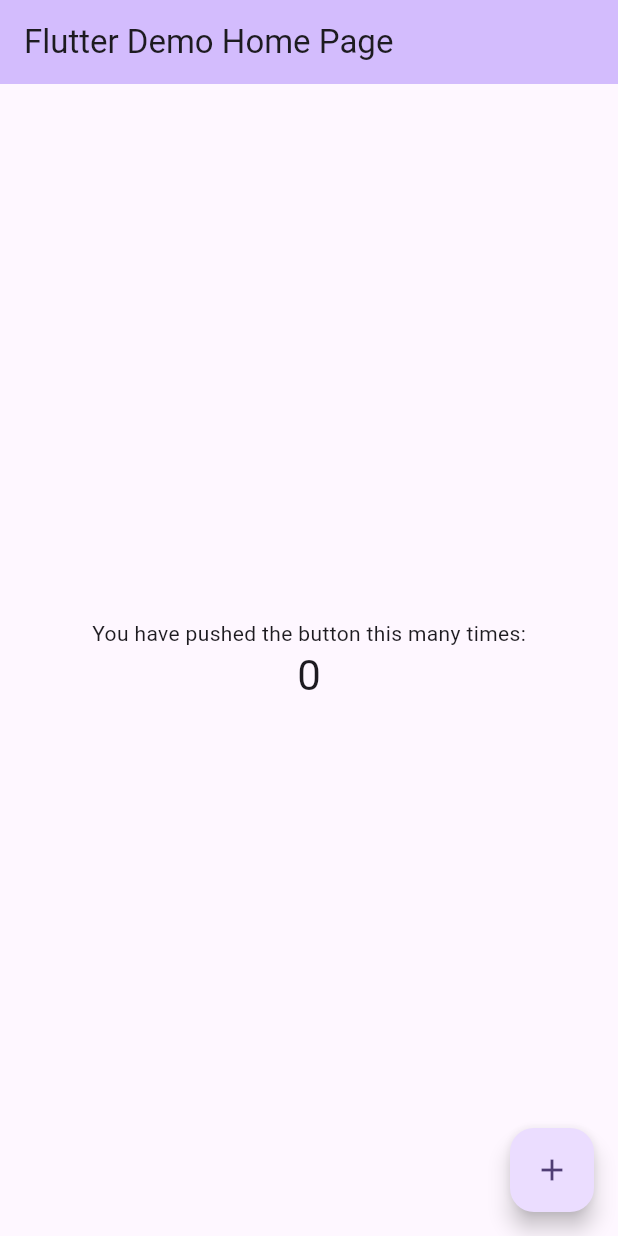
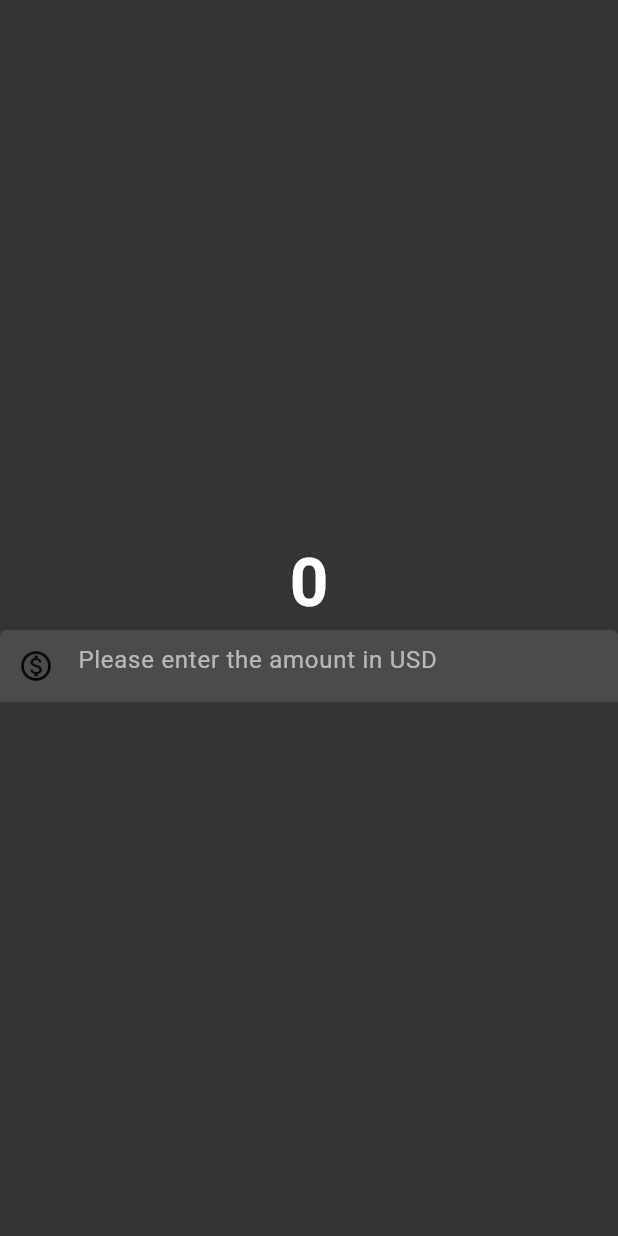
Before and after one commit to omkara2664/flutter_currency_converter, a Flutter app: the screen it shows after launch, on a phone screen of 412 x 824 dp. Run offline on Flutter 3.47's test engine with Material 3 defaults, Android fonts, the phone set to English and light mode, and no system bars.

Commit message:
Feature:currency convertor page

```diff
--- /dev/null
+++ b/lib/currency_converter_material_page.dart
@@ -0,0 +1,41 @@
+import 'package:flutter/material.dart';
+
+class CurrencyConverterMaterialPage extends StatelessWidget {
+  const CurrencyConverterMaterialPage({super.key});
+
+  @override
+  Widget build(BuildContext context) {
+    return MaterialApp(
+        home: Scaffold(
+      backgroundColor: Color.from(alpha: 1, red: 0.212, green: 0.2, blue: 0.2),
+      body: Center(
+        child: Column(
+          mainAxisAlignment: MainAxisAlignment.center,
+          crossAxisAlignment: CrossAxisAlignment.center,
+          children: [
+            Text(
+              "0",
+              style: TextStyle(
+                  fontSize: 45,
+                  fontWeight: FontWeight.bold,
+                  color: Color.fromARGB(255, 255, 255, 255)),
+            ),
+            TextField(
+              style: TextStyle(
+                color: Colors.white,
+              ),
+              decoration: InputDecoration(
+                  hintText: "Please enter the amount in USD",
+                  hintStyle: TextStyle(color: Colors.white60),
+                  prefixIcon: Icon(Icons.monetization_on_outlined),
+                  filled: true,
+                  fillColor: const Color.from(
+                      alpha: 1, red: 0.294, green: 0.294, blue: 0.294),
+                  prefixIconColor: Colors.black87),
+            )
+          ],
+        ),
+      ),
+    ));
+  }
+}
--- a/lib/main.dart
+++ b/lib/main.dart
@@ -1,125 +1,22 @@
+import 'package:currency_converter/currency_converter_material_page.dart';
 import 'package:flutter/material.dart';
 
 void main() {
-  runApp(const MyApp());
+  runApp(
+      const MyApp()); // const tell during compile time that it create only once
 }
 
+// Types of Widgets
+//1. StatelessWidget -> in this state is immutable means once it created then state can not be change
+//2. Statefull widdget
+
 class MyApp extends StatelessWidget {
-  const MyApp({super.key});
+  const MyApp({super.key}); // This is constant constructor
 
-  // This widget is the root of your application.
   @override
   Widget build(BuildContext context) {
     return MaterialApp(
-      title: 'Flutter Demo',
-      theme: ThemeData(
-        // This is the theme of your application.
-        //
-        // TRY THIS: Try running your application with "flutter run". You'll see
-        // the application has a purple toolbar. Then, without quitting the app,
-        // try changing the seedColor in the colorScheme below to Colors.green
-        // and then invoke "hot reload" (save your changes or press the "hot
-        // reload" button in a Flutter-supported IDE, or press "r" if you used
-        // the command line to start the app).
-        //
-        // Notice that the counter didn't reset back to zero; the application
-        // state is not lost during the reload. To reset the state, use hot
-        // restart instead.
-        //
-        // This works for code too, not just values: Most code changes can be
-        // tested with just a hot reload.
-        colorScheme: ColorScheme.fromSeed(seedColor: Colors.deepPurple),
-        useMaterial3: true,
-      ),
-      home: const MyHomePage(title: 'Flutter Demo Home Page'),
+      home: CurrencyConverterMaterialPage(),
     );
   }
 }
-
-class MyHomePage extends StatefulWidget {
-  const MyHomePage({super.key, required this.title});
-
-  // This widget is the home page of your application. It is stateful, meaning
-  // that it has a State object (defined below) that contains fields that affect
-  // how it looks.
-
-  // This class is the configuration for the state. It holds the values (in this
-  // case the title) provided by the parent (in this case the App widget) and
-  // used by the build method of the State. Fields in a Widget subclass are
-  // always marked "final".
-
-  final String title;
-
-  @override
-  State<MyHomePage> createState() => _MyHomePageState();
-}
-
-class _MyHomePageState extends State<MyHomePage> {
-  int _counter = 0;
-
-  void _incrementCounter() {
-    setState(() {
-      // This call to setState tells the Flutter framework that something has
-      // changed in this State, which causes it to rerun the build method below
-      // so that the display can reflect the updated values. If we changed
-      // _counter without calling setState(), then the build method would not be
-      // called again, and so nothing would appear to happen.
-      _counter++;
-    });
-  }
-
-  @override
-  Widget build(BuildContext context) {
-    // This method is rerun every time setState is called, for instance as done
-    // by the _incrementCounter method above.
-    //
-    // The Flutter framework has been optimized to make rerunning build methods
-    // fast, so that you can just rebuild anything that needs updating rather
-    // than having to individually change instances of widgets.
-    return Scaffold(
-      appBar: AppBar(
-        // TRY THIS: Try changing the color here to a specific color (to
-        // Colors.amber, perhaps?) and trigger a hot reload to see the AppBar
-        // change color while the other colors stay the same.
-        backgroundColor: Theme.of(context).colorScheme.inversePrimary,
-        // Here we take the value from the MyHomePage object that was created by
-        // the App.build method, and use it to set our appbar title.
-        title: Text(widget.title),
-      ),
-      body: Center(
-        // Center is a layout widget. It takes a single child and positions it
-        // in the middle of the parent.
-        child: Column(
-          // Column is also a layout widget. It takes a list of children and
-          // arranges them vertically. By default, it sizes itself to fit its
-          // children horizontally, and tries to be as tall as its parent.
-          //
-          // Column has various properties to control how it sizes itself and
-          // how it positions its children. Here we use mainAxisAlignment to
-          // center the children vertically; the main axis here is the vertical
-          // axis because Columns are vertical (the cross axis would be
-          // horizontal).
-          //
-          // TRY THIS: Invoke "debug painting" (choose the "Toggle Debug Paint"
-          // action in the IDE, or press "p" in the console), to see the
-          // wireframe for each widget.
-          mainAxisAlignment: MainAxisAlignment.center,
-          children: <Widget>[
-            const Text(
-              'You have pushed the button this many times:',
-            ),
-            Text(
-              '$_counter',
-              style: Theme.of(context).textTheme.headlineMedium,
-            ),
-          ],
-        ),
-      ),
-      floatingActionButton: FloatingActionButton(
-        onPressed: _incrementCounter,
-        tooltip: 'Increment',
-        child: const Icon(Icons.add),
-      ), // This trailing comma makes auto-formatting nicer for build methods.
-    );
-  }
-}
```
